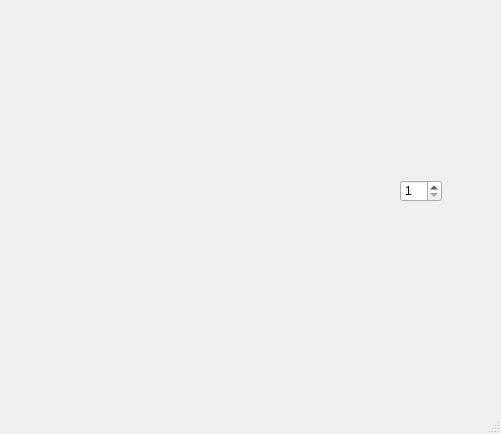
The window that project1/main.ui (qsy-lnas/BAI_HW) describes before a commit, drawn with Qt 5.
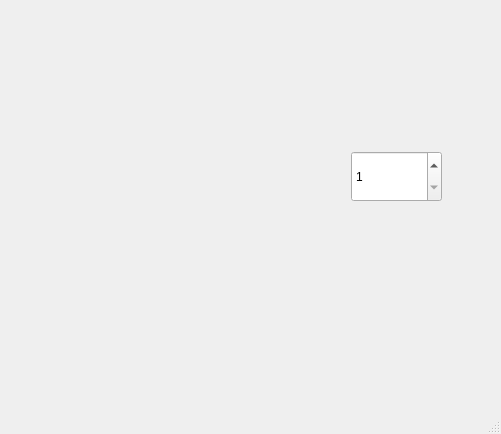
The same window after the commit.

What changed in the file:
```diff
--- a/project1/main.ui
+++ b/project1/main.ui
@@ -17,10 +17,10 @@
    <widget class="QSpinBox" name="CardNumBox">
     <property name="geometry">
      <rect>
-      <x>400</x>
-      <y>180</y>
-      <width>42</width>
-      <height>22</height>
+      <x>351</x>
+      <y>151</y>
+      <width>91</width>
+      <height>51</height>
      </rect>
     </property>
     <property name="minimum">
```
Left out of the diff: 3 changed lines with no effect on the pictures.
